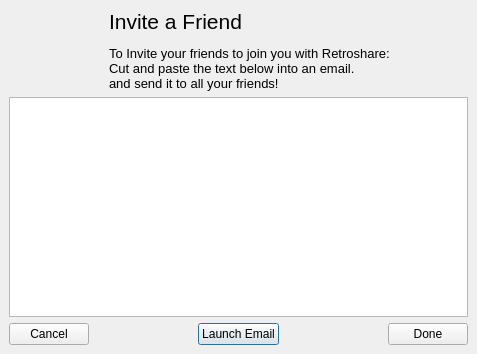
First picture: the form in rs-Qt-gui/src/gui/connect/InviteDialog.ui, repository autoscatto/retroshare, before the edit.
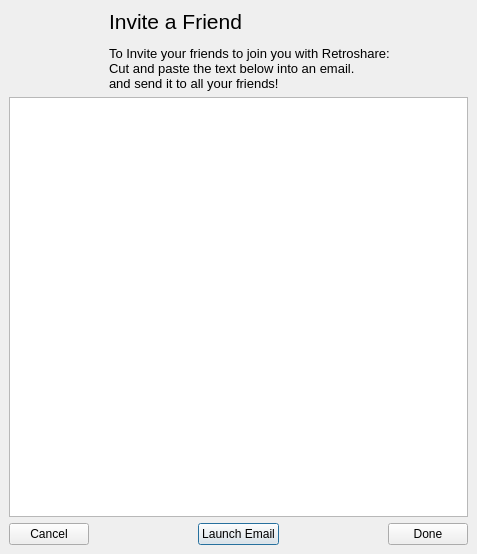
Second picture: the form after the edit.

Commit message:
Improved the Chat Dialogs:  - Replaced secs-since-1970 with readable timestamp.  - added OFFLine notification to chat.  - switched Group Chat to Html.
Various Bugfixes:
Removed Wrong association with bittorrent in Installer.
Connected Cancel Button in AddFriendDialog.
Enlarged InviteFriendDialog so people can see Certificate.
Changed kb/s to KB/s so people know its Kilobytes. (pref->server)
Made Network Status more readable.

What changed in the file:
```diff
--- a/rs-Qt-gui/src/gui/connect/InviteDialog.ui
+++ b/rs-Qt-gui/src/gui/connect/InviteDialog.ui
@@ -6,7 +6,7 @@
     <x>0</x>
     <y>0</y>
     <width>477</width>
-    <height>354</height>
+    <height>554</height>
    </rect>
   </property>
   <property name="windowTitle" >
```
The commit also changes 7 other files.
